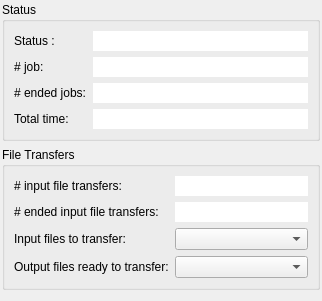
First picture: the form in python/soma/jobs/gui/GroupInfo.ui, repository populse/soma-workflow, before the edit.
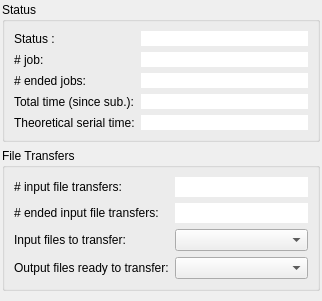
Second picture: the form after the edit.

Commit message: Gui: Theoretical serial time.

Patch:
```diff
--- a/python/soma/jobs/gui/GroupInfo.ui
+++ b/python/soma/jobs/gui/GroupInfo.ui
@@ -83,7 +83,7 @@
       <item row="3" column="0">
        <widget class="QLabel" name="label">
         <property name="text">
-         <string>Total time:</string>
+         <string>Total time (since sub.):</string>
         </property>
        </widget>
       </item>
@@ -97,6 +97,23 @@
         </property>
        </widget>
       </item>
+      <item row="4" column="0">
+       <widget class="QLabel" name="label_9">
+        <property name="text">
+         <string>Theoretical serial time:</string>
+        </property>
+       </widget>
+      </item>
+      <item row="4" column="1">
+       <widget class="QLineEdit" name="theoretical_serial_time">
+        <property name="frame">
+         <bool>false</bool>
+        </property>
+        <property name="readOnly">
+         <bool>true</bool>
+        </property>
+       </widget>
+      </item>
      </layout>
     </widget>
    </item>
```
The commit also changes 1 other file.
